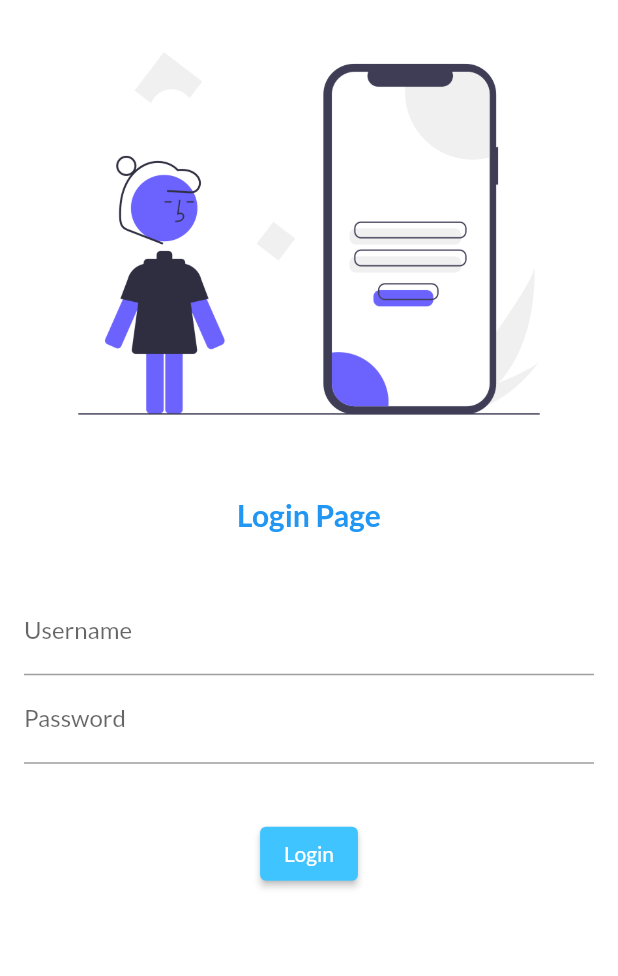
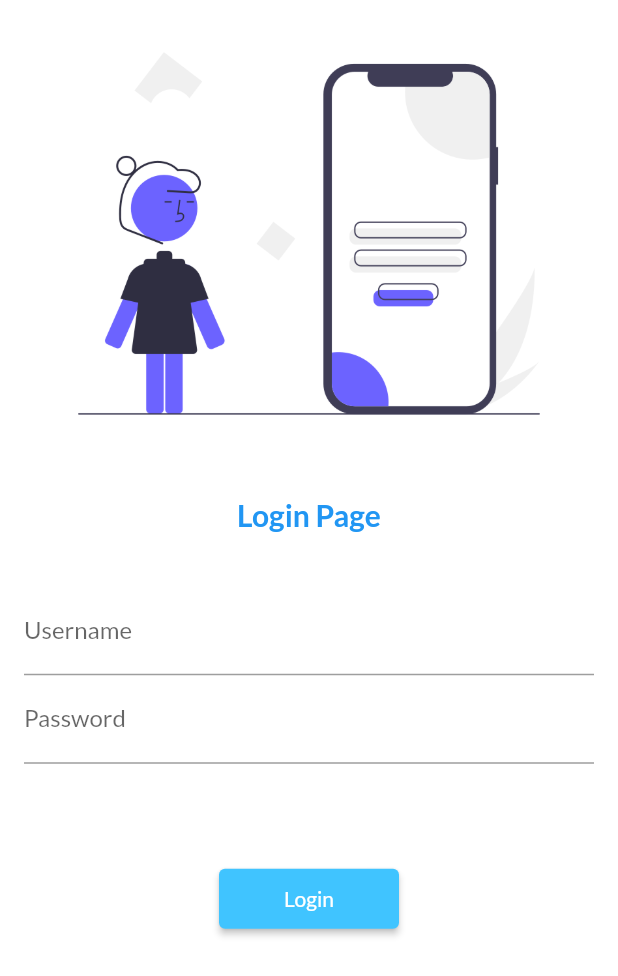
Before and after one commit to arpitdobariya/Flutter, a Flutter app: the screen it shows after launch, on a phone screen of 412 x 824 dp. Shown: the top 976 px of the screen. Run offline on Flutter 3.47's test engine with Material 2 defaults, Android fonts, the phone set to English and light mode, and no system bars; our stand-ins replace google_fonts.

Commit message:
Day 5 completed

```diff
--- a/lib/main.dart
+++ b/lib/main.dart
@@ -1,6 +1,7 @@
 import 'package:flutter/material.dart';
 import 'package:flutter_application_1/pages/home_page.dart';
 import 'package:flutter_application_1/pages/login_page.dart';
+import 'package:flutter_application_1/utils/routes.dart';
 import 'package:google_fonts/google_fonts.dart';
 
 void main() {
@@ -24,8 +25,8 @@ class MyApp extends StatelessWidget {
       initialRoute: "/",
       routes: {
         "/": (context) => LoginPage(),
-        "/home": (context) => HomePage(),
-        "/login": (context) => LoginPage(),
+        MyRoute.homeRoute: (context) => HomePage(),
+        MyRoute.loginRoute: (context) => LoginPage(),
       },
     );
   }
--- a/lib/pages/login_page.dart
+++ b/lib/pages/login_page.dart
@@ -1,12 +1,14 @@
 import 'package:flutter/material.dart';
 import 'package:flutter/src/foundation/key.dart';
 import 'package:flutter/src/widgets/framework.dart';
+import 'package:flutter_application_1/utils/routes.dart';
 
 class LoginPage extends StatelessWidget {
   @override
   Widget build(BuildContext context) {
     return Material(
       color: Colors.white,
+      child: SingleChildScrollView(
         child: Column(
           children: [
             Image.asset(
@@ -48,17 +50,21 @@ class LoginPage extends StatelessWidget {
               ),
             ),
             SizedBox(
-            height: 20,
+              height: 50,
             ),
             ElevatedButton(
-            onPressed: () {},
+              onPressed: () {
+                Navigator.pushNamed(context, MyRoute.homeRoute);
+              },
               child: Text("Login"),
               style: TextButton.styleFrom(
                 backgroundColor: Colors.lightBlueAccent,
+                minimumSize: Size(120, 40),
               ),
             ),
           ],
         ),
+      ),
     );
   }
 }
--- /dev/null
+++ b/lib/utils/routes.dart
@@ -0,0 +1,4 @@
+class MyRoute {
+  static String loginRoute = "/login";
+  static String homeRoute = "/home";
+}
```
Lines whose indentation alone changed are shown as unchanged.
